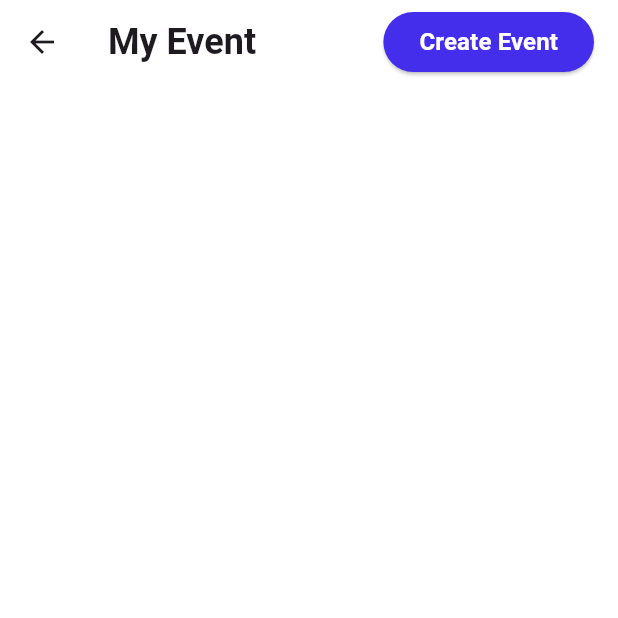
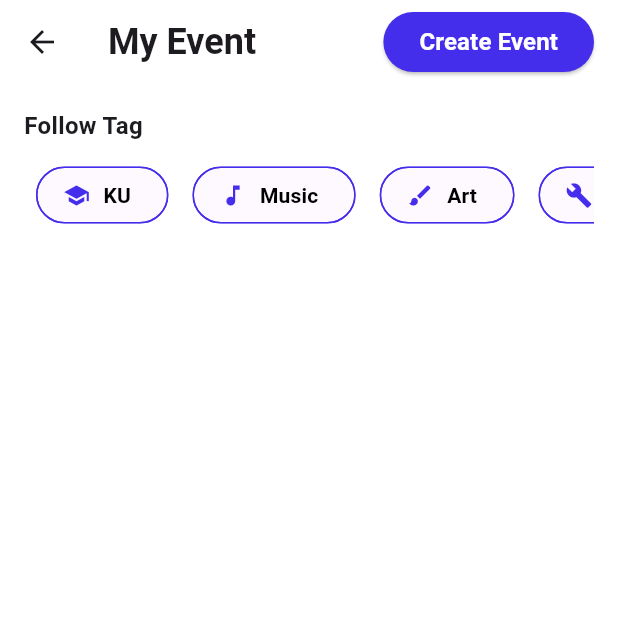
Before and after one commit to KUNoti/ku_noti, a Flutter app: the MyEventPage screen opened directly, on a phone screen of 412 x 824 dp, the top half of it. Run offline on Flutter 3.47's test engine with Material 3 defaults, Android fonts, the phone set to English and light mode, and no system bars; our stand-ins replace dio, equatable, firebase_core, flutter_bloc, geolocator, get_it and 4 more; accounts and stored records are empty; generated files the repository leaves out were written again; key blocks and very long unbroken strings in the code were emptied for the run.

Commit message:
follow tag

```diff
--- a/lib/features/presentation/event/pages/my_event_page.dart
+++ b/lib/features/presentation/event/pages/my_event_page.dart
@@ -2,10 +2,17 @@
 import 'package:flutter/material.dart';
 import 'package:ku_noti/core/constants/colors.dart';
 import 'package:ku_noti/features/presentation/event/widgets/create_event_dialog.dart';
+import 'package:ku_noti/features/presentation/event/widgets/select_tag_follow.dart';
 
-class MyEventPage extends StatelessWidget {
+class MyEventPage extends StatefulWidget {
   const MyEventPage({super.key});
 
+  @override
+  State<MyEventPage> createState() => _MyEventPageState();
+}
+
+class _MyEventPageState extends State<MyEventPage> {
+  Set<int> selectedTagIndices = {};
   @override
   Widget build(BuildContext context) {
     return SafeArea(
@@ -15,11 +22,6 @@ class MyEventPage extends StatelessWidget {
         )
     );
   }
-
-  // void _handleCreateEvent(BuildContext context) {
-  //
-  // }
-
   Future openDialog(BuildContext context) => showDialog(
     context: context,
     builder: (context) => const CreateEventDialog(),
@@ -60,16 +62,36 @@ class MyEventPage extends StatelessWidget {
   }
 
   Widget _buildBody(BuildContext context) {
-    return Column(
-      children: [
-
-      ],
+    return Padding(
+      padding: const EdgeInsets.all(16.0),
+      child: Column(
+        children: [
+          _buildFollowTagSection(context),
+        ],
+      ),
     );
   }
 
   Widget _buildFollowTagSection(BuildContext context) {
     return Column(
-      children: [],
+      crossAxisAlignment: CrossAxisAlignment.start,
+      children: [
+        const Text("Follow Tag", style: TextStyle(fontSize: 16, fontWeight: FontWeight.bold)),
+        SelectTagFollow(
+          selectedChipIndices: selectedTagIndices,
+          onChipSelected: (String label, bool isSelected, int index) {
+            setState(() {
+              if (isSelected) {
+                selectedTagIndices.add(index);
+                // print("Selected: $label");
+              } else {
+                selectedTagIndices.remove(index);
+                // print("Deselected: $label");
+              }
+            });
+          },
+        ),
+      ],
     );
   }
 }
--- /dev/null
+++ b/lib/features/presentation/event/widgets/select_tag_follow.dart
@@ -0,0 +1,67 @@
+
+import 'package:flutter/material.dart';
+import 'package:ku_noti/core/constants/colors.dart';
+
+typedef ChipSelectedCallback = void Function(String selectedLabel, bool isSelected, int index);
+
+class SelectTagFollow extends StatelessWidget {
+  final List<String> chipLabels = ['KU', 'Music', 'Art', 'Workshop'];
+  final List<IconData> chipIcons = [Icons.school, Icons.music_note, Icons.brush, Icons.build];
+  final ChipSelectedCallback onChipSelected;
+  final Set<int> selectedChipIndices;
+
+  SelectTagFollow({
+    super.key,
+    required this.selectedChipIndices,
+    required this.onChipSelected,
+  });
+
+  @override
+  Widget build(BuildContext context) {
+    return Container(
+      height: 50,
+      margin: const EdgeInsets.symmetric(vertical: 10),
+      child: ListView.builder(
+        scrollDirection: Axis.horizontal,
+        itemCount: chipLabels.length,
+        itemBuilder: (context, index) {
+          bool isSelected = selectedChipIndices.contains(index);
+          return Padding(
+            padding: const EdgeInsets.symmetric(horizontal: 8),
+            child: ChoiceChip(
+              showCheckmark: false,
+              avatar: Icon(
+                chipIcons[index],
+                color: isSelected ? Colors.white : MyColors().primary,
+              ),
+              label: Text(
+                chipLabels[index],
+                style: TextStyle(
+                    color: isSelected ? Colors.white : Colors.black,
+                    fontWeight: FontWeight.bold
+                ),
+              ),
+              backgroundColor: isSelected ? MyColors().primary : Colors.white10,
+              selectedColor: MyColors().primary,
+              selected: isSelected,
+              onSelected: (bool selected) {
+                Set<int> newSelectedIndices = Set.from(selectedChipIndices);
+                if (selected) {
+                  newSelectedIndices.add(index);
+                } else {
+                  newSelectedIndices.remove(index);
+                }
+                // Call the callback with only the label of the changed tag
+                onChipSelected(chipLabels[index], selected, index);
+              },
+              shape: StadiumBorder(
+                side: BorderSide(color: MyColors().primary),
+              ),
+              padding: const EdgeInsets.symmetric(horizontal: 16, vertical: 8),
+            ),
+          );
+        },
+      ),
+    );
+  }
+}
```
